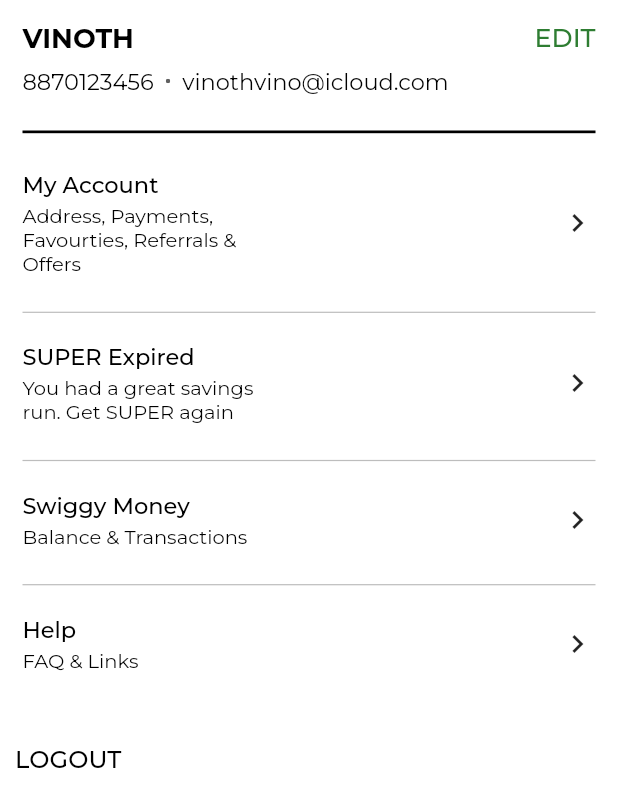
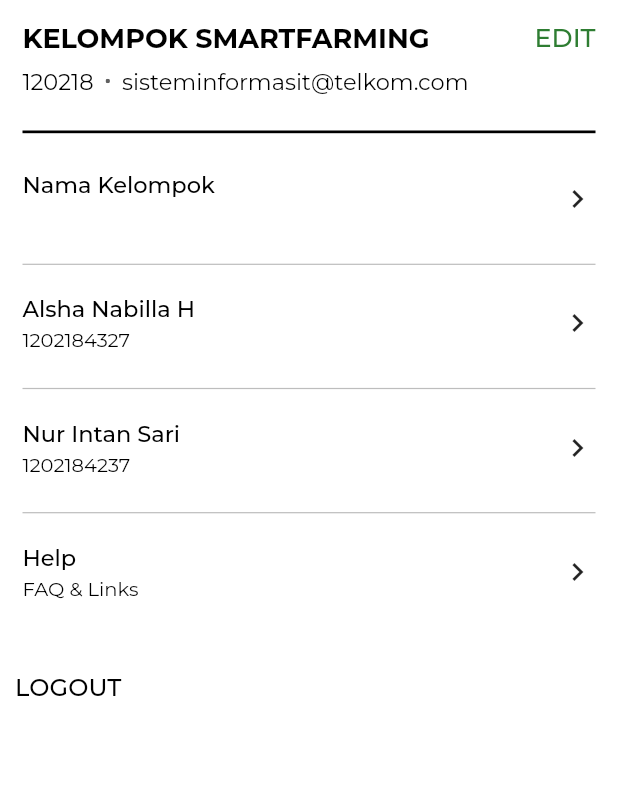
Before and after one commit to nurintanns/tubes_smartfarming, a Flutter app: the AccountScreen screen opened directly, on a phone screen of 412 x 824 dp. Shown: the top 807 px of the screen. Run offline on Flutter 3.47's test engine with Material 2 defaults, Android fonts, the phone set to English and light mode, and no system bars; our stand-ins replace flutter_swiper, google_fonts, splashscreen; missing offline and left inert: dart:ffi, lipsum.

Commit message:
update account

```diff
--- a/lib/views/mobile/account/account_screen.dart
+++ b/lib/views/mobile/account/account_screen.dart
@@ -6,15 +6,15 @@
 
 class AccountScreen extends StatelessWidget {
   final List<String> titles = [
-    'My Account',
-    'SUPER Expired',
-    'Swiggy Money',
+    'Nama Kelompok',
+    'Alsha Nabilla H',
+    'Nur Intan Sari',
     'Help',
   ];
   final List<String> body = [
-    'Address, Payments, Favourties, Referrals & Offers',
-    'You had a great savings run. Get SUPER again',
-    'Balance & Transactions',
+    '',
+    '1202184327',
+    '1202184237',
     'FAQ & Links',
   ];
 
@@ -72,7 +72,7 @@
             mainAxisAlignment: MainAxisAlignment.spaceBetween,
             children: <Widget>[
               Text(
-                'VINOTH',
+                'KELOMPOK SMARTFARMING',
                 style: Theme.of(context)
                     .textTheme
                     .headline6!
@@ -93,7 +93,7 @@
           UIHelper.verticalSpaceSmall(),
           Row(
             children: <Widget>[
-              Text('8870123456', style: subtitleStyle),
+              Text('120218', style: subtitleStyle),
               UIHelper.horizontalSpaceSmall(),
               ClipOval(
                 child: Container(
@@ -103,7 +103,7 @@
                 ),
               ),
               UIHelper.horizontalSpaceSmall(),
-              Text('vinothvino@icloud.com', style: subtitleStyle)
+              Text('sisteminformasit@telkom.com', style: subtitleStyle)
             ],
           ),
           UIHelper.verticalSpaceLarge(),
```
